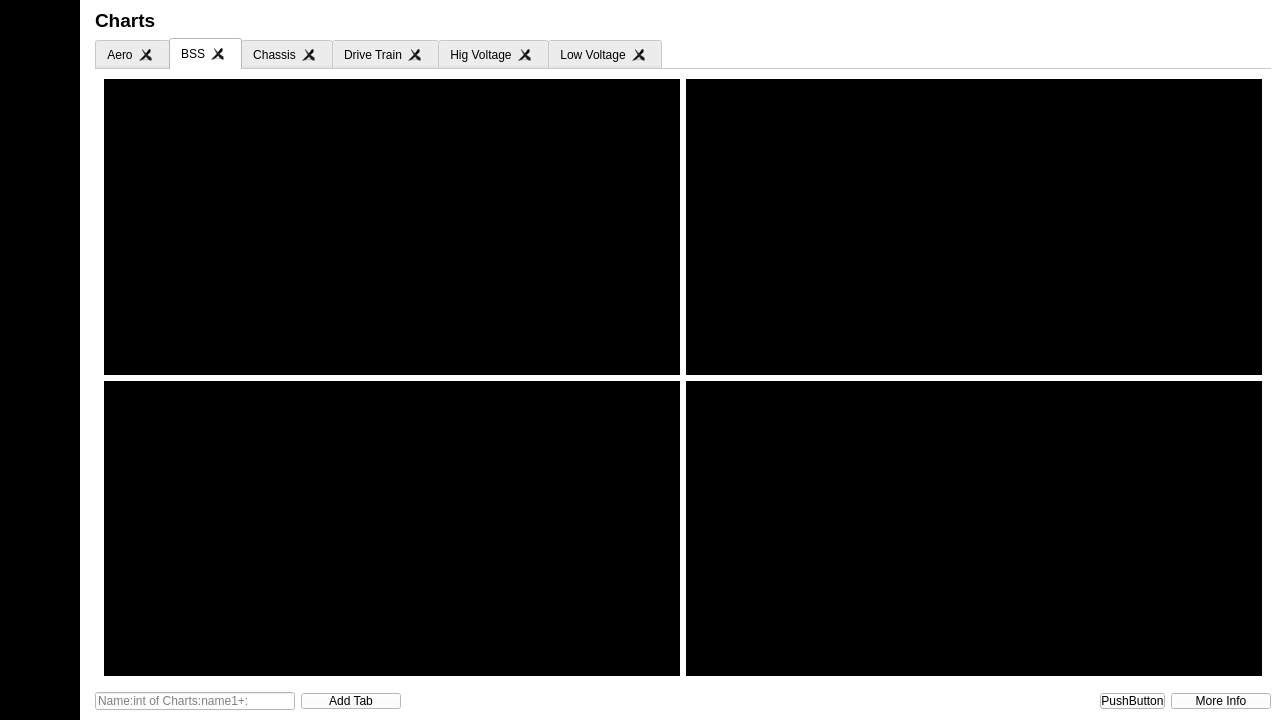
This is mainwindow.ui in Rem-Ihu/rem-ng-assist as Qt 5 draws it before an edit. The edited form follows.
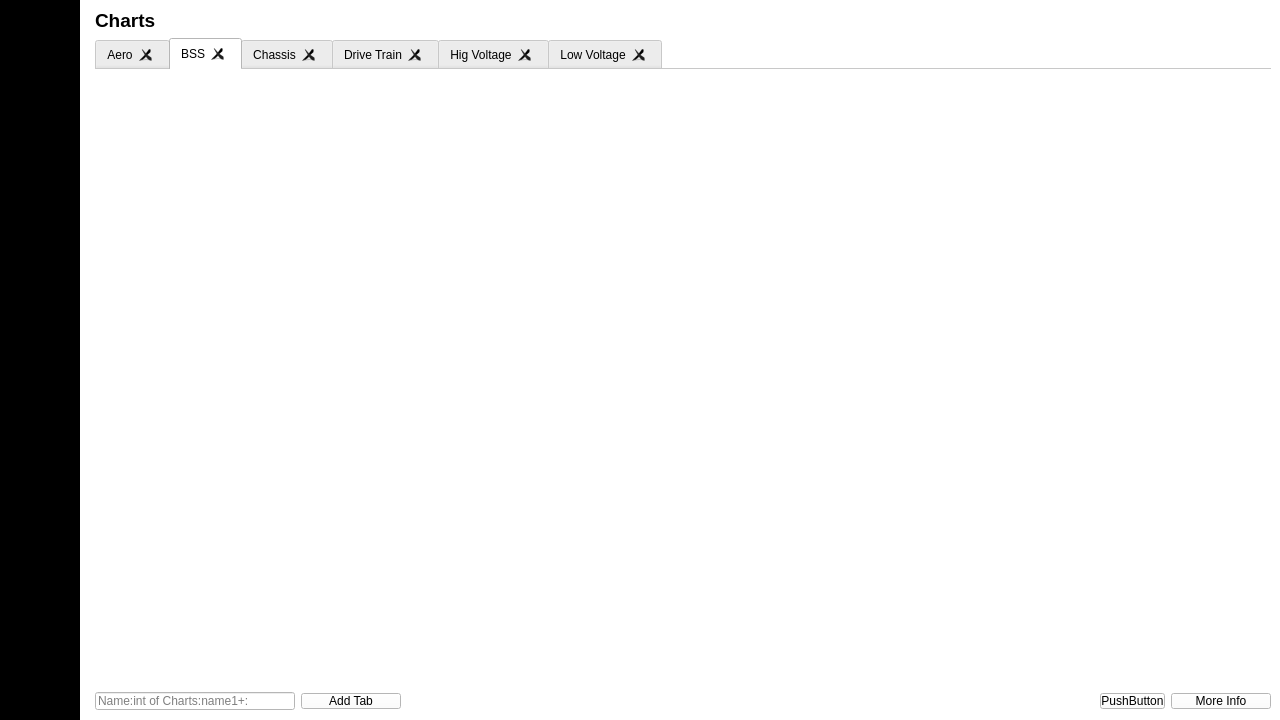
This is the edited form. The open tabs and pages were chosen to show the change. Icons and pictures are not drawn.

Commit message: area and line chart corrections

```diff
--- a/mainwindow.ui
+++ b/mainwindow.ui
@@ -2059,46 +2059,10 @@
             <item row="0" column="0">
              <widget class="QFrame" name="frame_3">
               <property name="styleSheet">
-               <string notr="true">background-color:black;;</string>
-              </property>
-              <property name="frameShape">
-               <enum>QFrame::StyledPanel</enum>
-              </property>
-              <property name="frameShadow">
-               <enum>QFrame::Raised</enum>
-              </property>
-             </widget>
-            </item>
-            <item row="0" column="1">
-             <widget class="QFrame" name="frame_4">
-              <property name="styleSheet">
-               <string notr="true">background-color:black;;</string>
-              </property>
-              <property name="frameShape">
-               <enum>QFrame::StyledPanel</enum>
-              </property>
-              <property name="frameShadow">
-               <enum>QFrame::Raised</enum>
-              </property>
-             </widget>
-            </item>
-            <item row="1" column="0">
-             <widget class="QFrame" name="frame_5">
-              <property name="styleSheet">
-               <string notr="true">background-color:black;;</string>
-              </property>
-              <property name="frameShape">
-               <enum>QFrame::StyledPanel</enum>
-              </property>
-              <property name="frameShadow">
-               <enum>QFrame::Raised</enum>
-              </property>
-             </widget>
-            </item>
-            <item row="1" column="1">
-             <widget class="QFrame" name="frame_6">
-              <property name="styleSheet">
-               <string notr="true">background-color:black;;</string>
+               <string notr="true">background-color:white;
+border-radius:30px;
+border:0px;
+</string>
               </property>
               <property name="frameShape">
                <enum>QFrame::StyledPanel</enum>
```
Left out of the diff: 56 changed lines with no effect on the pictures. The commit also changes 1 other file.
